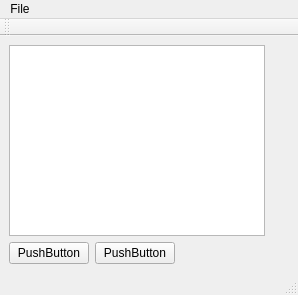
This is mainwindow.ui in EdTaylor4238/G26Project as Qt 5 draws it before an edit. The edited form follows.
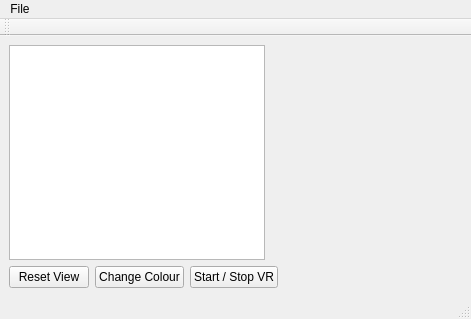
This is the edited form. Icons and pictures are not drawn. Custom widgets are drawn as their Qt base class.

What changed in the file:
```diff
--- a/mainwindow.ui
+++ b/mainwindow.ui
@@ -6,8 +6,8 @@
    <rect>
     <x>0</x>
     <y>0</y>
-    <width>282</width>
-    <height>295</height>
+    <width>471</width>
+    <height>319</height>
    </rect>
   </property>
   <property name="windowTitle">
@@ -50,14 +50,21 @@
         <item>
          <widget class="QPushButton" name="pushButton">
           <property name="text">
-           <string>PushButton</string>
+           <string>Reset View</string>
           </property>
          </widget>
         </item>
         <item>
          <widget class="QPushButton" name="pushButton2">
           <property name="text">
-           <string>PushButton</string>
+           <string>Change Colour</string>
+          </property>
+         </widget>
+        </item>
+        <item>
+         <widget class="QPushButton" name="startStopVRButton">
+          <property name="text">
+           <string>Start / Stop VR</string>
           </property>
          </widget>
         </item>
@@ -85,8 +92,8 @@
     <rect>
      <x>0</x>
      <y>0</y>
-     <width>282</width>
-     <height>17</height>
+     <width>471</width>
+     <height>25</height>
     </rect>
    </property>
    <widget class="QMenu" name="menuFile">
```
Left out of the diff: 12 changed lines with no effect on the pictures.
